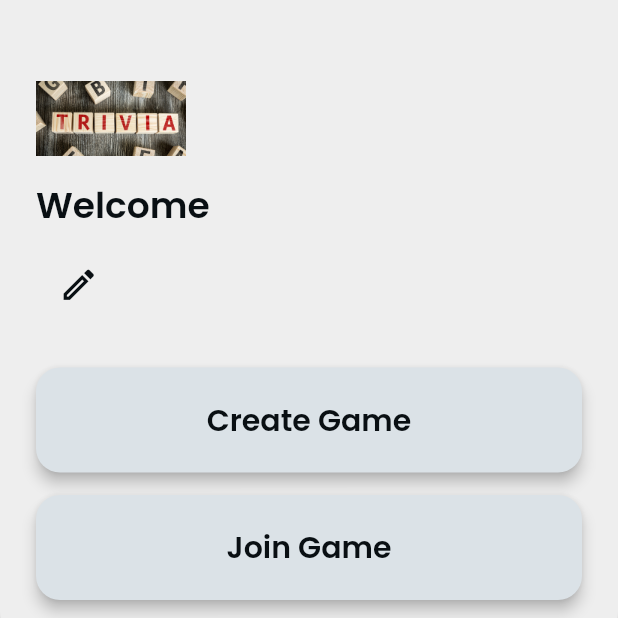
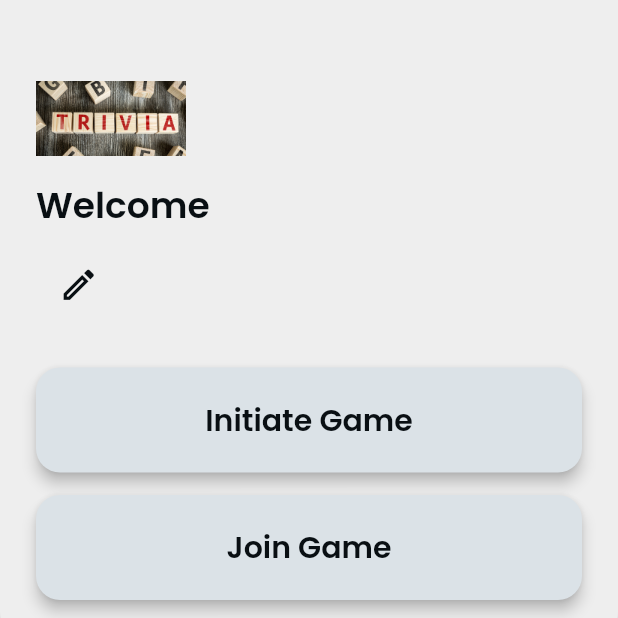
Before and after one commit to CPAD2022/CPAD2022SecATeam06, a Flutter app: the HomePageWidget screen opened directly, on a phone screen of 412 x 824 dp, the top half of it. Run offline on Flutter 3.47's test engine with Material 2 defaults, Android fonts, the phone set to English and light mode, and no system bars; drawn by our look-alikes of auto_size_text; our stand-ins replace built_collection, built_value, cloud_firestore, equatable, firebase_auth, firebase_core and 11 more; missing offline and left inert: json_path; accounts and stored records are empty.

Commit message:
Update home_page_widget.dart

```diff
--- a/lib/home_page/home_page_widget.dart
+++ b/lib/home_page/home_page_widget.dart
@@ -152,7 +152,7 @@ class _HomePageWidgetState extends State<HomePageWidget> {
 
                             setState(() {});
                           },
-                          text: 'Create Game',
+                          text: 'Initiate Game',
                           options: FFButtonOptions(
                             width: double.infinity,
                             height: 70,
```
